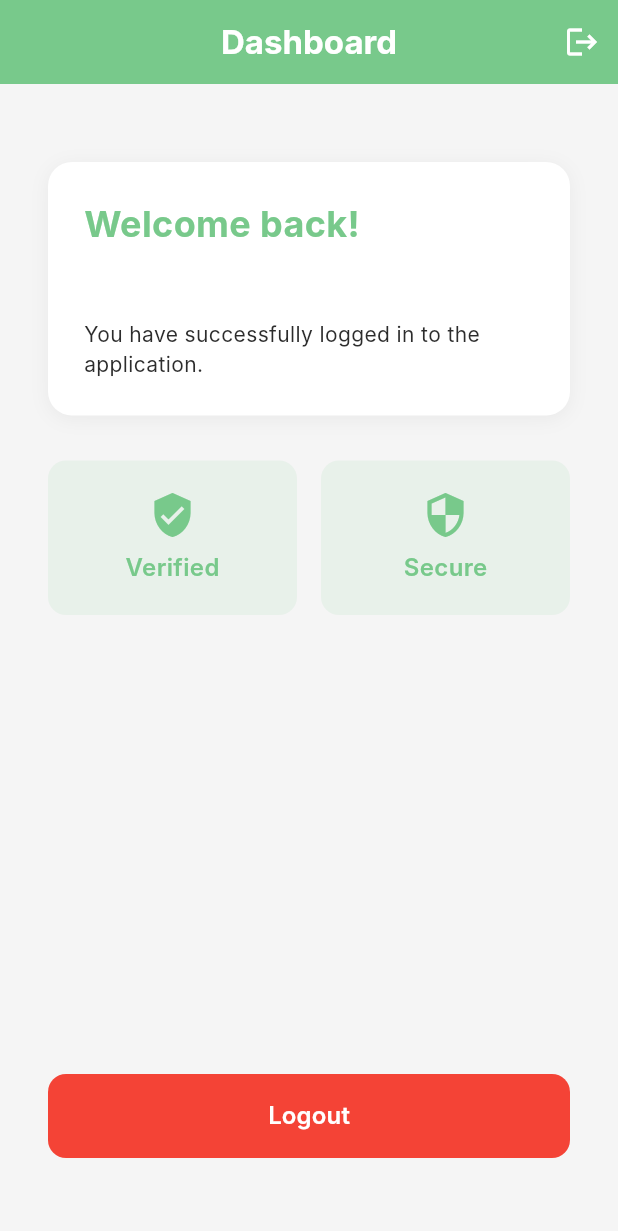
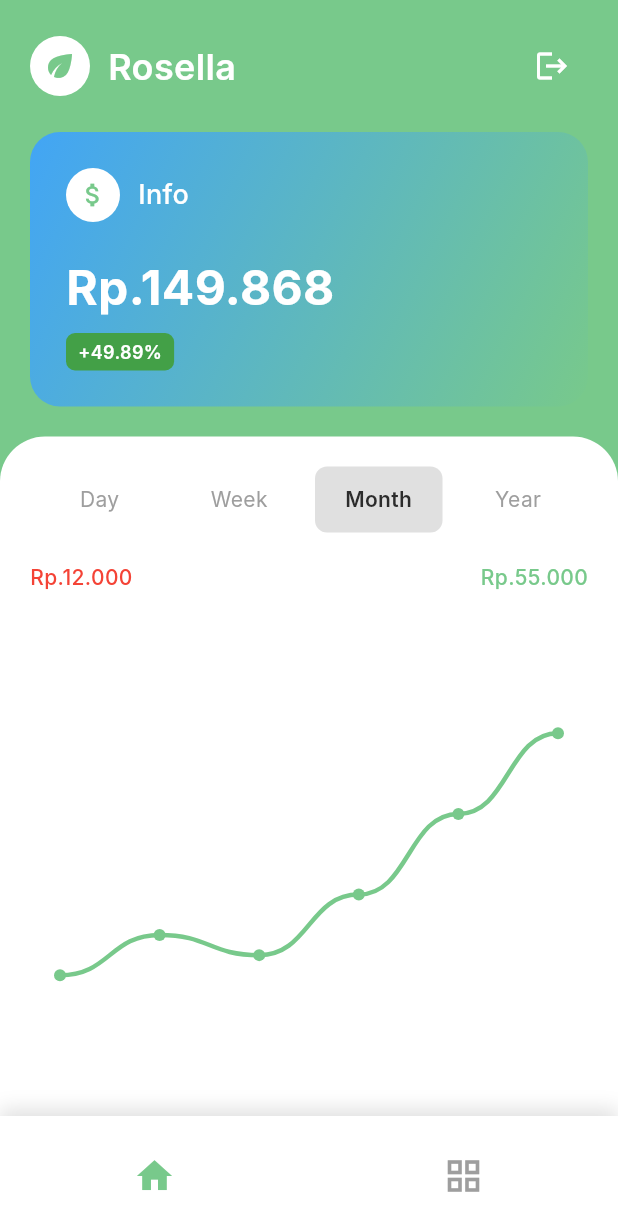
Before and after one commit to MiawMio/Gttrash, a Flutter app: the HomeScreen screen opened directly, on a phone screen of 412 x 824 dp. Shown: the top 1231 px of the screen. Run offline on Flutter 3.47's test engine with Material 3 defaults, Android fonts, the phone set to English and light mode, and no system bars; our stand-ins replace firebase_auth, firebase_core; accounts and stored records are empty; Roboto replaces fonts that are missing (Inter).

Commit message:
Refactor HomeScreen to stateful with dynamic UI and custom chart
Co-authored-by: onethingzero <onethingzero@gmail.com>

```diff
--- a/trash_app/lib/screens/home_screen.dart
+++ b/trash_app/lib/screens/home_screen.dart
@@ -1,13 +1,19 @@
 
 import 'package:flutter/material.dart';
 import '../constants/app_colors.dart';
-import '../constants/app_strings.dart';
-import '../widgets/custom_button.dart';
 import '../services/auth_service.dart';
 import 'login_screen.dart';
 
-class HomeScreen extends StatelessWidget {
+class HomeScreen extends StatefulWidget {
   const HomeScreen({super.key});
+
+  @override
+  State<HomeScreen> createState() => _HomeScreenState();
+}
+
+class _HomeScreenState extends State<HomeScreen> {
+  String selectedPeriod = 'Month';
+  int selectedBottomIndex = 0;
 
   Future<void> _logout(BuildContext context) async {
     try {
@@ -33,21 +39,42 @@ class HomeScreen extends StatelessWidget {
 
   @override
   Widget build(BuildContext context) {
-    final user = AuthService().currentUser;
-
     return Scaffold(
-      backgroundColor: AppColors.backgroundColor,
-      appBar: AppBar(
-        title: const Text(
-          'Dashboard',
+      backgroundColor: AppColors.primaryGreen,
+      body: SafeArea(
+        child: Column(
+          children: [
+            // Header
+            Padding(
+              padding: const EdgeInsets.all(20),
+              child: Row(
+                children: [
+                  // Logo
+                  Container(
+                    width: 40,
+                    height: 40,
+                    decoration: const BoxDecoration(
+                      color: AppColors.white,
+                      shape: BoxShape.circle,
+                    ),
+                    child: const Icon(
+                      Icons.eco,
+                      color: AppColors.primaryGreen,
+                      size: 24,
+                    ),
+                  ),
+                  const SizedBox(width: 12),
+                  // App name
+                  const Text(
+                    'Rosella',
                     style: TextStyle(
                       color: AppColors.white,
-            fontWeight: FontWeight.bold,
+                      fontSize: 24,
+                      fontWeight: FontWeight.w600,
                     ),
                   ),
-        backgroundColor: AppColors.primaryGreen,
-        elevation: 0,
-        actions: [
+                  const Spacer(),
+                  // Logout button
                   IconButton(
                     icon: const Icon(
                       Icons.logout,
@@ -57,135 +84,285 @@ class HomeScreen extends StatelessWidget {
                   ),
                 ],
               ),
-      body: Padding(
-        padding: const EdgeInsets.all(32),
-        child: Column(
-          crossAxisAlignment: CrossAxisAlignment.start,
-          children: [
-            const SizedBox(height: 20),
+            ),
 
-            // Welcome section
-            Container(
+            // Financial Info Card
+            Padding(
+              padding: const EdgeInsets.symmetric(horizontal: 20),
+              child: Container(
                 width: double.infinity,
                 padding: const EdgeInsets.all(24),
                 decoration: BoxDecoration(
-                color: AppColors.white,
-                borderRadius: BorderRadius.circular(16),
-                boxShadow: [
-                  BoxShadow(
-                    color: Colors.black.withOpacity(0.05),
-                    blurRadius: 10,
-                    offset: const Offset(0, 2),
+                  gradient: LinearGradient(
+                    begin: Alignment.topLeft,
+                    end: Alignment.bottomRight,
+                    colors: [
+                      Colors.blue.shade400,
+                      AppColors.primaryGreen,
+                    ],
                   ),
-                ],
+                  borderRadius: BorderRadius.circular(20),
                 ),
                 child: Column(
                   crossAxisAlignment: CrossAxisAlignment.start,
                   children: [
-                  const Text(
-                    'Welcome back!',
-                    style: TextStyle(
-                      fontSize: 24,
-                      fontWeight: FontWeight.bold,
+                    Row(
+                      children: [
+                        Container(
+                          padding: const EdgeInsets.all(8),
+                          decoration: const BoxDecoration(
+                            color: AppColors.white,
+                            shape: BoxShape.circle,
+                          ),
+                          child: const Icon(
+                            Icons.attach_money,
                             color: AppColors.primaryGreen,
+                            size: 20,
                           ),
                         ),
-                  const SizedBox(height: 8),
-                  Text(
-                    user?.email ?? 'User',
-                    style: const TextStyle(
-                      fontSize: 16,
-                      color: AppColors.grey,
-                    ),
-                  ),
-                  const SizedBox(height: 16),
+                        const SizedBox(width: 12),
                         const Text(
-                    'You have successfully logged in to the application.',
+                          'Info',
                           style: TextStyle(
-                      fontSize: 14,
-                      color: AppColors.black,
+                            color: AppColors.white,
+                            fontSize: 18,
+                            fontWeight: FontWeight.w500,
                           ),
                         ),
                       ],
                     ),
+                    const SizedBox(height: 20),
+                    const Text(
+                      'Rp.149.868',
+                      style: TextStyle(
+                        color: AppColors.white,
+                        fontSize: 32,
+                        fontWeight: FontWeight.bold,
                       ),
-
-            const SizedBox(height: 30),
-
-            // Stats section
-            Row(
-              children: [
-                Expanded(
-                  child: Container(
-                    padding: const EdgeInsets.all(20),
+                    ),
+                    const SizedBox(height: 8),
+                    Container(
+                      padding: const EdgeInsets.symmetric(horizontal: 8, vertical: 4),
                       decoration: BoxDecoration(
-                      color: AppColors.primaryGreen.withOpacity(0.1),
-                      borderRadius: BorderRadius.circular(12),
+                        color: Colors.green.shade600,
+                        borderRadius: BorderRadius.circular(6),
                       ),
-                    child: const Column(
-                      children: [
-                        Icon(
-                          Icons.verified_user,
-                          size: 32,
-                          color: AppColors.primaryGreen,
+                      child: const Text(
+                        '+49.89%',
+                        style: TextStyle(
+                          color: AppColors.white,
+                          fontSize: 12,
+                          fontWeight: FontWeight.w600,
                         ),
-                        SizedBox(height: 8),
-                        Text(
-                          'Verified',
-                          style: TextStyle(
-                            fontSize: 16,
-                            fontWeight: FontWeight.w600,
-                            color: AppColors.primaryGreen,
                       ),
                     ),
                   ],
                 ),
               ),
             ),
-                const SizedBox(width: 16),
+
+            const SizedBox(height: 20),
+
+            // Main content area with chart
             Expanded(
               child: Container(
+                width: double.infinity,
+                decoration: const BoxDecoration(
+                  color: AppColors.white,
+                  borderRadius: BorderRadius.only(
+                    topLeft: Radius.circular(30),
+                    topRight: Radius.circular(30),
+                  ),
+                ),
+                child: Padding(
                   padding: const EdgeInsets.all(20),
-                    decoration: BoxDecoration(
-                      color: AppColors.primaryGreen.withOpacity(0.1),
-                      borderRadius: BorderRadius.circular(12),
+                  child: Column(
+                    children: [
+                      // Period selector
+                      Row(
+                        children: [
+                          _buildPeriodButton('Day'),
+                          _buildPeriodButton('Week'),
+                          _buildPeriodButton('Month'),
+                          _buildPeriodButton('Year'),
+                        ],
                       ),
-                    child: const Column(
+
+                      const SizedBox(height: 20),
+
+                      // Amount indicators
+                      const Row(
+                        mainAxisAlignment: MainAxisAlignment.spaceBetween,
                         children: [
-                        Icon(
-                          Icons.security,
-                          size: 32,
+                          Text(
+                            'Rp.12.000',
+                            style: TextStyle(
+                              color: Colors.red,
+                              fontSize: 14,
+                              fontWeight: FontWeight.w500,
+                            ),
+                          ),
+                          Text(
+                            'Rp.55.000',
+                            style: TextStyle(
                               color: AppColors.primaryGreen,
+                              fontSize: 14,
+                              fontWeight: FontWeight.w500,
                             ),
-                        SizedBox(height: 8),
-                        Text(
-                          'Secure',
-                          style: TextStyle(
-                            fontSize: 16,
-                            fontWeight: FontWeight.w600,
-                            color: AppColors.primaryGreen,
+                          ),
+                        ],
+                      ),
+
+                      const SizedBox(height: 20),
+
+                      // Chart area
+                      Expanded(
+                        child: Container(
+                          width: double.infinity,
+                          padding: const EdgeInsets.all(20),
+                          child: CustomPaint(
+                            painter: ChartPainter(),
+                            size: Size.infinite,
+                          ),
                         ),
                       ),
                     ],
                   ),
                 ),
               ),
+            ),
           ],
         ),
-
-            const Spacer(),
-
-            // Logout button
-            CustomButton(
-              text: 'Logout',
-              onPressed: () => _logout(context),
-              backgroundColor: Colors.red,
       ),
-
-            const SizedBox(height: 20),
+      bottomNavigationBar: Container(
+        height: 80,
+        decoration: const BoxDecoration(
+          color: AppColors.white,
+          boxShadow: [
+            BoxShadow(
+              color: Colors.black12,
+              blurRadius: 10,
+              offset: Offset(0, -5),
+            ),
+          ],
+        ),
+        child: Row(
+          mainAxisAlignment: MainAxisAlignment.spaceAround,
+          children: [
+            _buildBottomNavItem(Icons.home, 0),
+            _buildBottomNavItem(Icons.grid_view, 1),
           ],
         ),
       ),
     );
   }
+
+  Widget _buildPeriodButton(String period) {
+    bool isSelected = selectedPeriod == period;
+    return Expanded(
+      child: GestureDetector(
+        onTap: () {
+          setState(() {
+            selectedPeriod = period;
+          });
+        },
+        child: Container(
+          margin: const EdgeInsets.symmetric(horizontal: 4),
+          padding: const EdgeInsets.symmetric(vertical: 12),
+          decoration: BoxDecoration(
+            color: isSelected ? AppColors.lightGrey : Colors.transparent,
+            borderRadius: BorderRadius.circular(8),
+          ),
+          child: Text(
+            period,
+            textAlign: TextAlign.center,
+            style: TextStyle(
+              color: isSelected ? AppColors.black : AppColors.grey,
+              fontSize: 14,
+              fontWeight: isSelected ? FontWeight.w600 : FontWeight.normal,
+            ),
+          ),
+        ),
+      ),
+    );
   }
+
+  Widget _buildBottomNavItem(IconData icon, int index) {
+    bool isSelected = selectedBottomIndex == index;
+    return GestureDetector(
+      onTap: () {
+        setState(() {
+          selectedBottomIndex = index;
+        });
+      },
+      child: Container(
+        padding: const EdgeInsets.all(16),
+        child: Icon(
+          icon,
+          color: isSelected ? AppColors.primaryGreen : AppColors.grey,
+          size: 28,
+        ),
+      ),
+    );
+  }
+}
+
+class ChartPainter extends CustomPainter {
+  @override
+  void paint(Canvas canvas, Size size) {
+    final paint = Paint()
+      ..color = AppColors.primaryGreen
+      ..strokeWidth = 3
+      ..style = PaintingStyle.stroke
+      ..strokeCap = StrokeCap.round;
+
+    final dotPaint = Paint()
+      ..color = AppColors.primaryGreen
+      ..style = PaintingStyle.fill;
+
+    // Chart data points (simulating the growth curve from the image)
+    final points = [
+      Offset(0, size.height * 0.8),
+      Offset(size.width * 0.2, size.height * 0.7),
+      Offset(size.width * 0.4, size.height * 0.75),
+      Offset(size.width * 0.6, size.height * 0.6),
+      Offset(size.width * 0.8, size.height * 0.4),
+      Offset(size.width, size.height * 0.2),
+    ];
+
+    // Draw the line
+    final path = Path();
+    path.moveTo(points[0].dx, points[0].dy);
+
+    for (int i = 1; i < points.length; i++) {
+      final previous = points[i - 1];
+      final current = points[i];
+      final controlPoint1 = Offset(
+        previous.dx + (current.dx - previous.dx) * 0.5,
+        previous.dy,
+      );
+      final controlPoint2 = Offset(
+        previous.dx + (current.dx - previous.dx) * 0.5,
+        current.dy,
+      );
+      path.cubicTo(
+        controlPoint1.dx,
+        controlPoint1.dy,
+        controlPoint2.dx,
+        controlPoint2.dy,
+        current.dx,
+        current.dy,
+      );
+    }
+
+    canvas.drawPath(path, paint);
+
+    // Draw dots at data points
+    for (final point in points) {
+      canvas.drawCircle(point, 4, dotPaint);
+    }
+  }
+
+  @override
+  bool shouldRepaint(CustomPainter oldDelegate) => false;
+}
```
Lines whose indentation alone changed are shown as unchanged.
